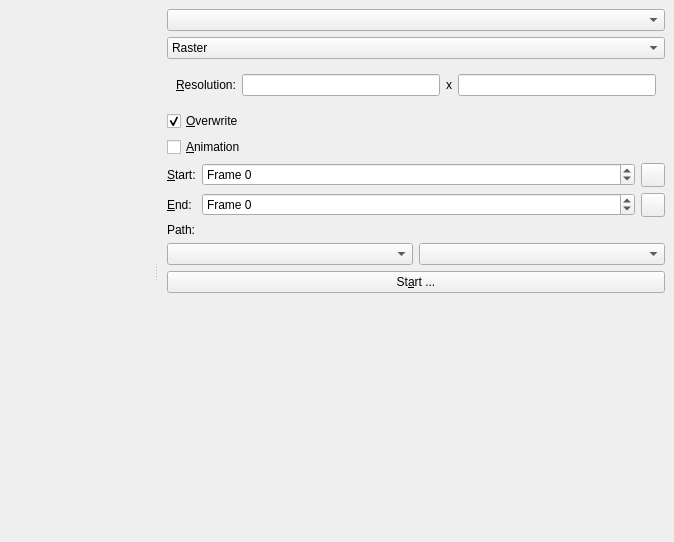
First picture: the form in src/mainwindow/exportdialog.ui, repository pasbi/ommpfritt, before the edit.
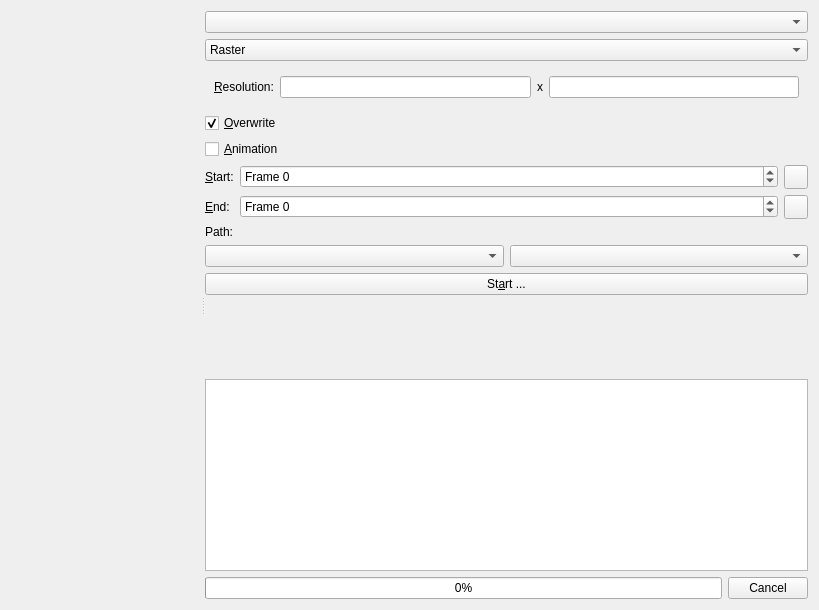
Second picture: the form after the edit. Custom widgets are drawn as their Qt base class.

Commit message: ExportDialog has progress and status display

```diff
--- a/src/mainwindow/exportdialog.ui
+++ b/src/mainwindow/exportdialog.ui
@@ -6,29 +6,14 @@
    <rect>
     <x>0</x>
     <y>0</y>
-    <width>674</width>
-    <height>542</height>
+    <width>819</width>
+    <height>610</height>
    </rect>
   </property>
   <property name="windowTitle">
    <string>Export</string>
   </property>
-  <layout class="QHBoxLayout" name="horizontalLayout_3">
-   <property name="spacing">
-    <number>0</number>
-   </property>
-   <property name="leftMargin">
-    <number>0</number>
-   </property>
-   <property name="topMargin">
-    <number>0</number>
-   </property>
-   <property name="rightMargin">
-    <number>0</number>
-   </property>
-   <property name="bottomMargin">
-    <number>0</number>
-   </property>
+  <layout class="QHBoxLayout" name="horizontalLayout_7">
    <item>
     <widget class="QSplitter" name="splitter">
      <property name="orientation">
@@ -54,20 +39,10 @@
        <set>Qt::AlignCenter</set>
       </property>
      </widget>
-     <widget class="QWidget" name="layoutWidget">
+     <widget class="QWidget" name="">
+      <layout class="QVBoxLayout" name="verticalLayout_2">
+       <item>
       <layout class="QFormLayout" name="formLayout_3">
-       <property name="leftMargin">
-        <number>9</number>
-       </property>
-       <property name="topMargin">
-        <number>9</number>
-       </property>
-       <property name="rightMargin">
-        <number>9</number>
-       </property>
-       <property name="bottomMargin">
-        <number>9</number>
-       </property>
        <item row="0" column="0" colspan="2">
         <widget class="omm::ReferenceLineEdit" name="cb_view"/>
        </item>
@@ -292,26 +267,6 @@
          </layout>
         </widget>
        </item>
-       <item row="9" column="0" colspan="2">
-        <widget class="QPushButton" name="pb_start">
-         <property name="text">
-          <string>St&amp;art ...</string>
-         </property>
-        </widget>
-       </item>
-       <item row="10" column="0">
-        <spacer name="verticalSpacer">
-         <property name="orientation">
-          <enum>Qt::Vertical</enum>
-         </property>
-         <property name="sizeHint" stdset="0">
-          <size>
-           <width>20</width>
-           <height>40</height>
-          </size>
-         </property>
-        </spacer>
-       </item>
        <item row="8" column="0" colspan="2">
         <widget class="QWidget" name="widget_2" native="true">
          <layout class="QHBoxLayout" name="horizontalLayout_6">
@@ -371,6 +326,80 @@
              </property>
             </item>
            </widget>
+            </item>
+           </layout>
+          </widget>
+         </item>
+         <item row="9" column="0" colspan="2">
+          <widget class="QPushButton" name="pb_start">
+           <property name="text">
+            <string>St&amp;art ...</string>
+           </property>
+          </widget>
+         </item>
+        </layout>
+       </item>
+       <item>
+        <spacer name="verticalSpacer_2">
+         <property name="orientation">
+          <enum>Qt::Vertical</enum>
+         </property>
+         <property name="sizeHint" stdset="0">
+          <size>
+           <width>20</width>
+           <height>40</height>
+          </size>
+         </property>
+        </spacer>
+       </item>
+       <item>
+        <widget class="QWidget" name="w_progress" native="true">
+         <layout class="QVBoxLayout" name="verticalLayout">
+          <property name="leftMargin">
+           <number>0</number>
+          </property>
+          <property name="topMargin">
+           <number>0</number>
+          </property>
+          <property name="rightMargin">
+           <number>0</number>
+          </property>
+          <property name="bottomMargin">
+           <number>0</number>
+          </property>
+          <item>
+           <widget class="QPlainTextEdit" name="te_status">
+            <property name="horizontalScrollBarPolicy">
+             <enum>Qt::ScrollBarAsNeeded</enum>
+            </property>
+            <property name="undoRedoEnabled">
+             <bool>false</bool>
+            </property>
+            <property name="lineWrapMode">
+             <enum>QPlainTextEdit::NoWrap</enum>
+            </property>
+            <property name="readOnly">
+             <bool>true</bool>
+            </property>
+           </widget>
+          </item>
+          <item>
+           <layout class="QHBoxLayout" name="horizontalLayout_3">
+            <item>
+             <widget class="QProgressBar" name="pb_progress">
+              <property name="value">
+               <number>0</number>
+              </property>
+             </widget>
+            </item>
+            <item>
+             <widget class="QPushButton" name="pb_cancel">
+              <property name="text">
+               <string>Cancel</string>
+              </property>
+             </widget>
+            </item>
+           </layout>
           </item>
          </layout>
         </widget>
```
Lines whose indentation alone changed are shown as unchanged. The commit also changes 2 other files.
